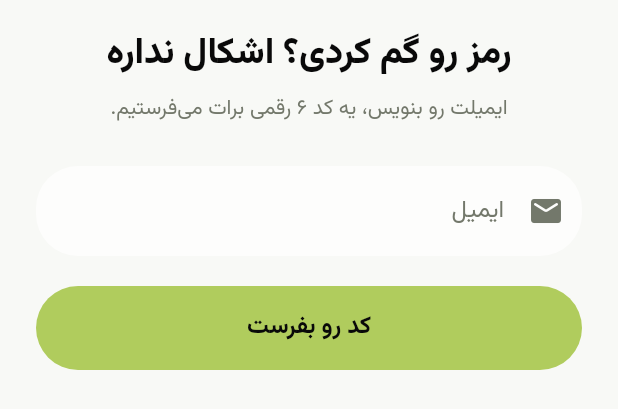
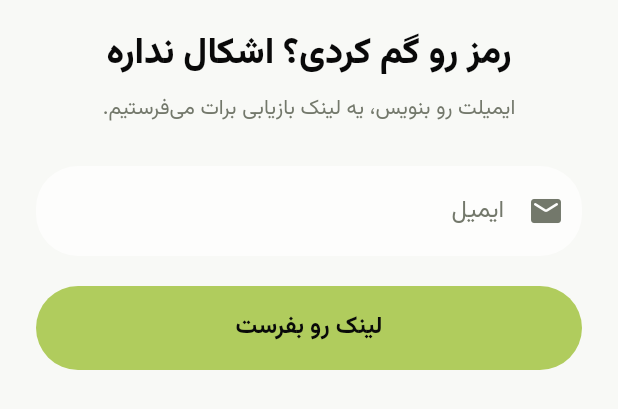
Before and after one commit to ZahraMirlohi/inner_hero_app, a Flutter app: the ForgotPasswordScreen widget shown alone on an empty page, opened directly, on a phone screen of 412 x 824 dp. Shown: the part 527-936 px from the top of the screen. Run offline on Flutter 3.47's test engine with Material 3 defaults, Android fonts, the phone set to English and light mode, and no system bars; our stand-ins replace cached_network_image, carousel_slider, file_picker, flutter_contacts, flutter_dotenv, flutter_local_notifications and 18 more; missing offline and left inert: linkify; accounts and stored records are empty; project files that could hold a hidden picture were left out.

Commit message:
Switch signup/reset to email links (default Supabase templates), robust recovery detection
Co-Authored-By: Claude Sonnet 5.5 <noreply@anthropic.com>
Claude-Session: https://claude.ai/code/session_017cik5FJYLy84jLBtYm8MGj

```diff
--- a/lib/features/auth/screens/forgot_password_screen.dart
+++ b/lib/features/auth/screens/forgot_password_screen.dart
@@ -1,6 +1,7 @@
 // lib/features/auth/screens/forgot_password_screen.dart
 //
-// بازیابی رمز با کد ایمیل، در سه مرحله روی همین صفحه: ایمیل ← کد ← رمز جدید.
+// بازیابی رمز با لینک ایمیل: ایمیل را می‌گیرد و لینک می‌فرستد.
+// با باز شدن لینک، برنامه خودش صفحهٔ «رمز جدید» (ResetPasswordScreen) را نشان می‌دهد.
 
 import 'package:flutter/material.dart';
 import 'package:provider/provider.dart';
@@ -19,38 +20,28 @@ class ForgotPasswordScreen extends StatefulWidget {
 
 class _ForgotPasswordScreenState extends State<ForgotPasswordScreen> {
   final _emailKey = GlobalKey<FormState>();
-  final _codeKey = GlobalKey<FormState>();
-  final _passKey = GlobalKey<FormState>();
   late final TextEditingController _email =
       TextEditingController(text: widget.initialEmail);
-  final _code = TextEditingController();
-  final _password = TextEditingController();
-  final _confirm = TextEditingController();
-
-  int _stage = 0; // 0 ایمیل، 1 کد، 2 رمز جدید
+  bool _sent = false;
   bool _loading = false;
   String? _error;
-  late final AuthProvider _auth = context.read<AuthProvider>();
 
   @override
   void dispose() {
-    // وسط مرحلهٔ رمز جدید بسته شد: نشست موقت را ببند
-    if (_stage == 2) _auth.cancelRecovery();
     _email.dispose();
-    _code.dispose();
-    _password.dispose();
-    _confirm.dispose();
     super.dispose();
   }
 
-  Future<void> _run(Future<void> Function() job) async {
+  Future<void> _send() async {
+    if (!_emailKey.currentState!.validate()) return;
     FocusScope.of(context).unfocus();
     setState(() {
       _loading = true;
       _error = null;
     });
     try {
-      await job();
+      await context.read<AuthProvider>().sendPasswordReset(_email.text);
+      if (mounted) setState(() => _sent = true);
     } catch (e) {
       if (mounted) setState(() => _error = authErrorText(context, e));
     } finally {
@@ -58,50 +49,31 @@ class _ForgotPasswordScreenState extends State<ForgotPasswordScreen> {
     }
   }
 
-  Future<void> _sendCode() async {
-    if (!_emailKey.currentState!.validate()) return;
-    await _run(() async {
-      await _auth.sendPasswordReset(_email.text);
-      if (mounted) setState(() => _stage = 1);
-    });
+  Future<void> _resend() async {
+    try {
+      await context.read<AuthProvider>().sendPasswordReset(_email.text);
+    } catch (e) {
+      if (mounted) setState(() => _error = authErrorText(context, e));
     }
-
-  Future<void> _verifyCode() async {
-    if (!_codeKey.currentState!.validate()) return;
-    await _run(() async {
-      await _auth.verifyRecoveryCode(_email.text, normalizeCode(_code.text));
-      if (mounted) setState(() => _stage = 2);
-    });
-  }
-
-  Future<void> _savePassword() async {
-    if (!_passKey.currentState!.validate()) return;
-    final messenger = ScaffoldMessenger.of(context);
-    final navigator = Navigator.of(context);
-    final done = context.tr('auth.reset_done');
-    await _run(() async {
-      await _auth.completeRecovery(_password.text);
-      messenger.showSnackBar(SnackBar(content: Text(done)));
-      if (mounted) navigator.popUntil((r) => r.isFirst);
-    });
   }
 
   @override
   Widget build(BuildContext context) {
-    final email = _email.text.trim();
+    // اگر لینک باز شد و صفحهٔ رمز جدید جای صفحهٔ اصلی نشست، این صفحه باید کنار برود
+    final needsReset = context.select<AuthProvider, bool>((a) => a.needsPasswordReset);
+    if (needsReset) {
+      WidgetsBinding.instance.addPostFrameCallback((_) {
+        if (mounted) Navigator.of(context).popUntil((r) => r.isFirst);
+      });
+    }
     return AuthShell(
-      title: _stage == 2
-          ? context.tr('auth.reset_title')
-          : context.tr('auth.forgot_title'),
-      subtitle: switch (_stage) {
-        0 => context.tr('auth.forgot_body'),
-        1 => context.tr('auth.forgot_code_body', {'email': email}),
-        _ => context.tr('auth.reset_body'),
-      },
+      title: context.tr('auth.forgot_title'),
+      subtitle: context.tr('auth.forgot_body'),
       showBack: true,
       children: [
         if (_error != null) AuthMessage(text: _error!),
-        if (_stage == 0) ...[
+        if (_sent)
+          AuthMessage(text: context.tr('auth.forgot_sent'), isError: false),
         Form(
           key: _emailKey,
           child: AuthField(
@@ -110,75 +82,24 @@ class _ForgotPasswordScreenState extends State<ForgotPasswordScreen> {
             icon: Icons.mail_rounded,
             keyboardType: TextInputType.emailAddress,
             textInputAction: TextInputAction.done,
-              onSubmitted: (_) => _sendCode(),
+            onSubmitted: (_) => _send(),
             validator: (v) => AuthValidators.email(context, v),
           ),
         ),
         const SizedBox(height: 20),
+        if (!_sent)
           AuthButton(
             label: context.tr('auth.forgot_send'),
-            onPressed: _sendCode,
+            onPressed: _send,
             isLoading: _loading,
-          ),
-        ],
-        if (_stage == 1) ...[
-          AuthMessage(text: context.tr('auth.forgot_sent'), isError: false),
-          Form(
-            key: _codeKey,
-            child: AuthField(
-              controller: _code,
-              label: context.tr('auth.code_label'),
-              icon: Icons.pin_rounded,
-              keyboardType: TextInputType.number,
-              textInputAction: TextInputAction.done,
-              autofillHints: const [AutofillHints.oneTimeCode],
-              onSubmitted: (_) => _verifyCode(),
-              validator: (v) => AuthCodeValidator.check(context, v),
-            ),
-          ),
-          const SizedBox(height: 20),
+          )
+        else ...[
+          ResendButton(onResend: _resend),
+          const SizedBox(height: 12),
           AuthButton(
-            label: context.tr('auth.code_btn'),
-            onPressed: _verifyCode,
-            isLoading: _loading,
-          ),
-          const SizedBox(height: 12),
-          ResendButton(onResend: () => _auth.sendPasswordReset(_email.text)),
-        ],
-        if (_stage == 2) ...[
-          Form(
-            key: _passKey,
-            child: Column(
-              children: [
-                AuthField(
-                  controller: _password,
-                  label: context.tr('auth.password'),
-                  icon: Icons.lock_rounded,
-                  isPassword: true,
-                  textInputAction: TextInputAction.next,
-                  autofillHints: const [AutofillHints.newPassword],
-                  validator: (v) => AuthValidators.password(context, v),
-                ),
-                const SizedBox(height: 14),
-                AuthField(
-                  controller: _confirm,
-                  label: context.tr('auth.confirm_password'),
-                  icon: Icons.lock_outline_rounded,
-                  isPassword: true,
-                  textInputAction: TextInputAction.done,
-                  onSubmitted: (_) => _savePassword(),
-                  validator: (v) => v != _password.text
-                      ? context.tr('auth.err_password_mismatch')
-                      : null,
-                ),
-              ],
-            ),
-          ),
-          const SizedBox(height: 20),
-          AuthButton(
-            label: context.tr('auth.reset_btn'),
-            onPressed: _savePassword,
-            isLoading: _loading,
+            label: context.tr('auth.verify_back'),
+            filled: false,
+            onPressed: () => Navigator.popUntil(context, (r) => r.isFirst),
           ),
         ],
       ],
--- a/lib/l10n/strings_auth.dart
+++ b/lib/l10n/strings_auth.dart
@@ -43,15 +43,15 @@ const Map<String, String> authFa = {
   'auth.err_db': 'سرور موقع ساخت حسابت سکندری خورد. چند لحظه دیگه دوباره امتحان کن.',
   'auth.err_google': 'ورود با گوگل کامل نشد. دوباره امتحان کن.',
   'auth.verify_title': 'ایمیلت رو چک کن',
-  'auth.verify_body': 'یه کد ۶ رقمی به {email} فرستادیم. همون رو اینجا بنویس.',
+  'auth.verify_body': 'یه لینک تایید به {email} فرستادیم. روش بزن تا حسابت فعال بشه و برگردی اینجا.',
   'auth.verify_resend': 'دوباره بفرست',
   'auth.verify_sent': 'فرستادیم. اگه نیومد، اسپم رو هم بگرد.',
   'auth.verify_back': 'برگشت به ورود',
   'auth.forgot_title': 'رمز رو گم کردی؟ اشکال نداره',
-  'auth.forgot_body': 'ایمیلت رو بنویس، یه کد ۶ رقمی برات می‌فرستیم.',
+  'auth.forgot_body': 'ایمیلت رو بنویس، یه لینک بازیابی برات می‌فرستیم.',
   'auth.forgot_code_body': 'کدی که به {email} رفت رو بنویس.',
-  'auth.forgot_send': 'کد رو بفرست',
-  'auth.forgot_sent': 'اگه این ایمیل حساب داشته باشه، کد براش رفته. اسپم رو هم ببین.',
+  'auth.forgot_send': 'لینک رو بفرست',
+  'auth.forgot_sent': 'اگه این ایمیل حساب داشته باشه، لینک بازیابی براش رفته. روی لینک بزن تا صفحهٔ رمز جدید باز بشه. اسپم رو هم ببین.',
   'auth.reset_title': 'یه رمز جدید انتخاب کن',
   'auth.reset_body': 'این بار یه جایی یادداشتش کن ;)',
   'auth.reset_btn': 'رمز رو عوض کن',
@@ -181,15 +181,15 @@ const Map<String, String> authEn = {
   'auth.err_db': 'The server stumbled while creating your account. Please try again shortly.',
   'auth.err_google': 'Google sign-in did not complete. Please try again.',
   'auth.verify_title': 'Check your email',
-  'auth.verify_body': 'We sent a 6-digit code to {email}. Enter it here.',
+  'auth.verify_body': 'We sent a confirmation link to {email}. Tap it to activate your account and come back here.',
   'auth.verify_resend': 'Resend',
   'auth.verify_sent': 'Sent. If it does not arrive, check spam.',
   'auth.verify_back': 'Back to login',
   'auth.forgot_title': 'Forgot your password?',
-  'auth.forgot_body': 'Enter your email and we will send you a 6-digit code.',
+  'auth.forgot_body': 'Enter your email and we will send you a reset link.',
   'auth.forgot_code_body': 'Enter the code we sent to {email}.',
-  'auth.forgot_send': 'Send code',
-  'auth.forgot_sent': 'If that email has an account, a code is on its way. Check spam too.',
+  'auth.forgot_send': 'Send link',
+  'auth.forgot_sent': 'If that email has an account, a reset link is on its way. Tap it to open the new-password page. Check spam too.',
   'auth.reset_title': 'Choose a new password',
   'auth.reset_body': 'Pick something you will remember.',
   'auth.reset_btn': 'Change password',
```
Also changed, not shown: lib/features/auth/screens/verify_email_screen.dart (+16 -57 lines), lib/providers/auth_provider.dart (+42 -1 lines), 1 other file. Lines whose indentation alone changed are shown as unchanged.
